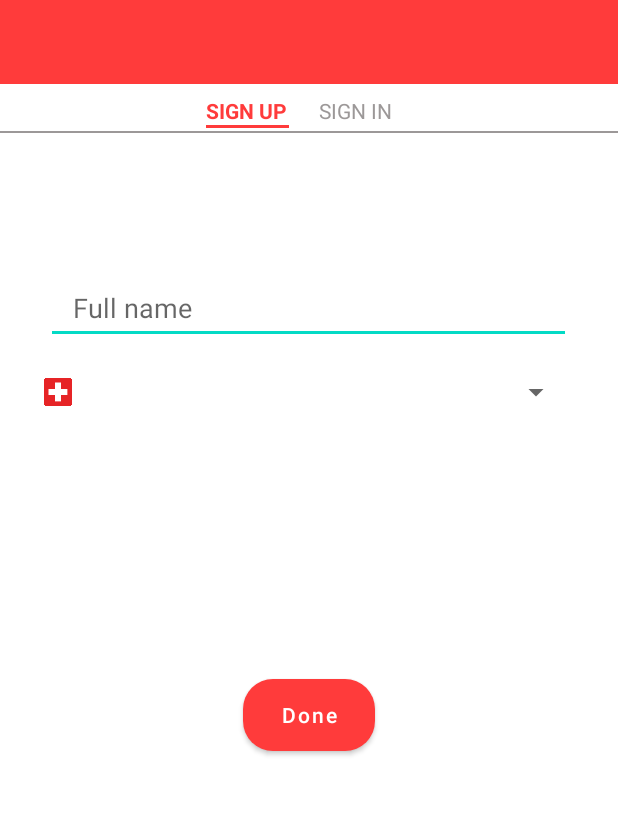
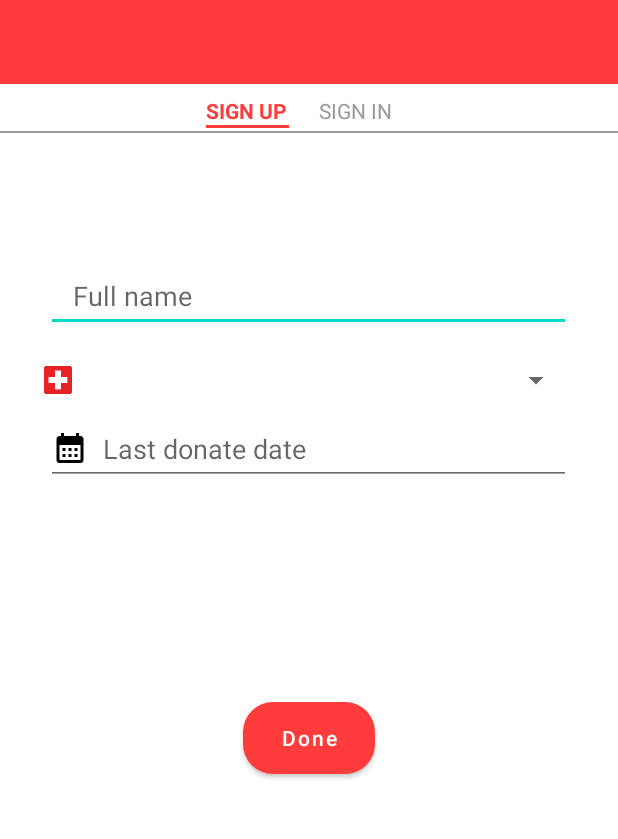
Before and after one commit to Sb-Rahman/blood-donation-app, an Android app: the SignUpThreeActivity screen opened directly, with no data from a screen before it, on a phone screen of 412 x 824 dp, the part 246-1085 px from its top. Run offline under Robolectric (Android 15) with nearby library versions, the phone set to English and light mode, and no system bars.

Commit message:
custom blood donation apps

```diff
--- a/app/build.gradle
+++ b/app/build.gradle
@@ -35,6 +35,7 @@ dependencies {
     implementation 'androidx.constraintlayout:constraintlayout:2.1.4'
     implementation 'com.squareup.retrofit2:retrofit:2.9.0'
     implementation 'com.squareup.okhttp3:okhttp:4.10.0'
+    implementation 'com.google.code.gson:gson:2.8.7'
     testImplementation 'junit:junit:4.13.2'
 
     androidTestImplementation 'androidx.test.ext:junit:1.1.4'
--- a/app/src/main/AndroidManifest.xml
+++ b/app/src/main/AndroidManifest.xml
@@ -6,9 +6,9 @@
         android:allowBackup="true"
         android:dataExtractionRules="@xml/data_extraction_rules"
         android:fullBackupContent="@xml/backup_rules"
-        android:icon="@mipmap/ic_launcher"
+        android:icon="@drawable/mainlogo"
         android:label="@string/app_name"
-        android:roundIcon="@mipmap/ic_launcher_round"
+        android:roundIcon="@drawable/mainlogo"
         android:supportsRtl="true"
         android:theme="@style/Theme.RokterKhoje"
         tools:targetApi="31">
--- a/app/src/main/java/com/rokterkhoje/arman/SignUpThreeActivity.java
+++ b/app/src/main/java/com/rokterkhoje/arman/SignUpThreeActivity.java
@@ -2,9 +2,21 @@ package com.rokterkhoje.arman;
 
 import androidx.appcompat.app.AppCompatActivity;
 
+import android.app.DatePickerDialog;
 import android.os.Bundle;
+import android.view.View;
+import android.widget.DatePicker;
+import android.widget.EditText;
+
+import java.util.Calendar;
 
 public class SignUpThreeActivity extends AppCompatActivity {
+
+    //Declaring gloobal variables
+    EditText lastDonate;
+    DatePickerDialog datePickerDialog;
+    DatePickerDialog.OnDateSetListener onDateSetListener;
+
 
     @Override
     protected void onCreate(Bundle savedInstanceState) {
@@ -13,5 +25,41 @@ public class SignUpThreeActivity extends AppCompatActivity {
 
         getSupportActionBar().hide();
 
+
+
+
+        //initialization of variables
+        lastDonate = findViewById(R.id.lastdonatecalender);
+
+
+        lastDonate.setOnClickListener(new View.OnClickListener() {
+            @Override
+            public void onClick(View view) {
+
+
+                //creating Calender instance and geting date ,month, year
+                Calendar calendar = Calendar.getInstance();
+                int year = calendar.get(Calendar.YEAR);
+                int month = calendar.get(Calendar.MONTH);
+                int day = calendar.get(Calendar.DAY_OF_MONTH);
+
+                //datepicker dialoage
+                datePickerDialog = new DatePickerDialog(getApplicationContext(), onDateSetListener, year, month, day);
+                datePickerDialog.show();
+
+
+            }
+        });
+
+        onDateSetListener =new DatePickerDialog.OnDateSetListener() {
+            @Override
+            public void onDateSet(DatePicker datePicker, int year, int month, int dayOfMonth) {
+                month=month+1;
+                lastDonate.setText(dayOfMonth+"/"+month+"/"+year);
+            }
+        };
+
+
     }
+
 }
--- /dev/null
+++ b/app/src/main/res/drawable/calender.xml
@@ -0,0 +1,5 @@
+<vector android:height="24dp" android:tint="#000000"
+    android:viewportHeight="24" android:viewportWidth="24"
+    android:width="24dp" xmlns:android="http://schemas.android.com/apk/res/android">
+    <path android:fillColor="@android:color/white" android:pathData="M19,4h-1V2h-2v2H8V2H6v2H5C3.89,4 3.01,4.9 3.01,6L3,20c0,1.1 0.89,2 2,2h14c1.1,0 2,-0.9 2,-2V6C21,4.9 20.1,4 19,4zM19,20H5V10h14V20zM9,14H7v-2h2V14zM13,14h-2v-2h2V14zM17,14h-2v-2h2V14zM9,18H7v-2h2V18zM13,18h-2v-2h2V18zM17,18h-2v-2h2V18z"/>
+</vector>
--- a/app/src/main/res/layout/activity_sign_up_three.xml
+++ b/app/src/main/res/layout/activity_sign_up_three.xml
@@ -123,18 +123,20 @@
                 android:layout_width="320dp"
                 android:layout_height="wrap_content"
                 android:layout_margin="10dp"
+
                 android:padding="10dp" />
 
         </LinearLayout>
 
-        <LinearLayout
-            android:layout_width="match_parent"
+        <EditText
+            android:id="@+id/lastdonatecalender"
+            android:layout_width="350dp"
             android:layout_height="wrap_content"
-            android:orientation="horizontal"
-            android:layout_marginTop="10dp">
-
-
-        </LinearLayout>
+            android:drawablePadding="10dp"
+            android:ems="5"
+            android:drawableLeft="@drawable/calender"
+            android:hint="Last donate date"
+            android:minHeight="48dp" />
 
 
     </LinearLayout>
```
Also changed, not shown: app/src/main/java/com/rokterkhoje/arman/SignUpTwoActivity.java (+10 -0 lines), app/src/main/res/layout/activity_main.xml (+14 -10 lines), app/src/main/res/drawable/mainlogo.png (added).
